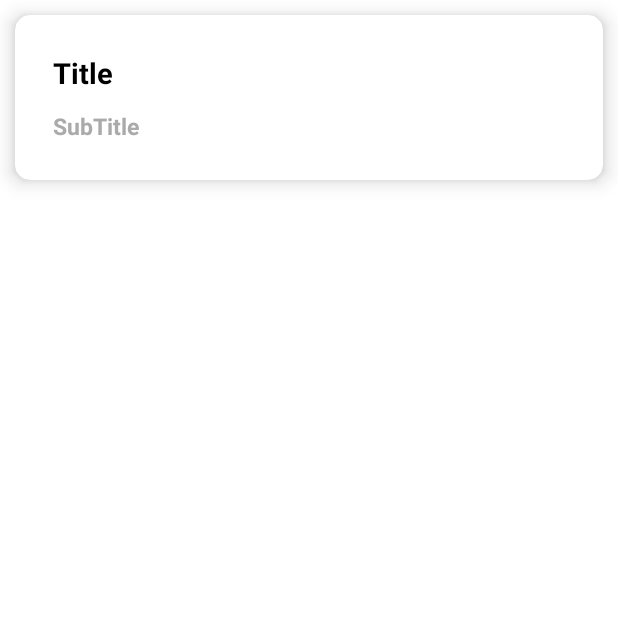
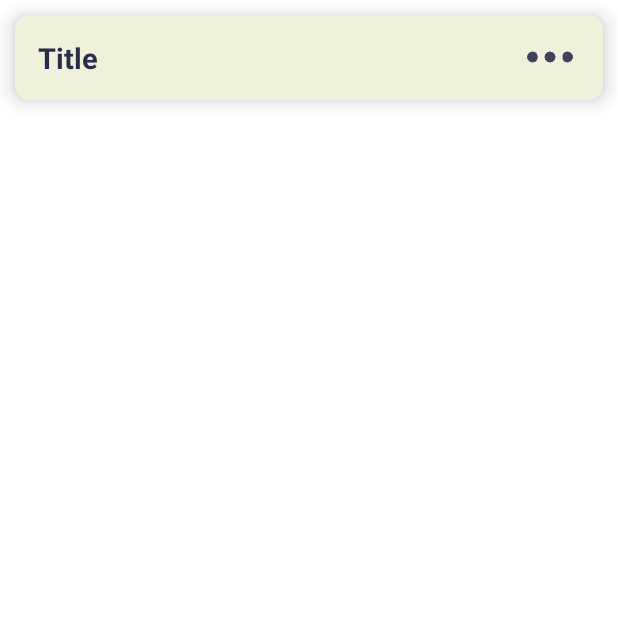
Before and after one commit to Lyamir/Moodegy, an Android app: the ActivitiesItemActivity screen opened directly, with no data from a screen before it, on a phone screen of 412 x 824 dp, the top half of it. Run offline under Robolectric (Android 15) with nearby library versions, the phone set to English and light mode, and no system bars.

Commit message:
Updated Add Activities XMLs

```diff
--- a/app/src/main/res/layout/activities_item.xml
+++ b/app/src/main/res/layout/activities_item.xml
@@ -6,47 +6,32 @@
     app:cardCornerRadius="10dp"
     app:cardElevation="8dp"
     app:cardMaxElevation="5dp"
-    android:layout_margin="10dp"
-    android:background="#ffeaa4">
+    android:layout_margin="10dp">
 
     <LinearLayout
-        android:orientation="horizontal"
         android:layout_width="match_parent"
-        android:layout_height="wrap_content">
+        android:layout_height="wrap_content"
+        android:background="#EFF1DB"
+        android:orientation="horizontal">
 
-        <LinearLayout
-            android:layout_weight="1"
-            android:orientation="vertical"
+        <TextView
+            android:id="@+id/activityname_textview"
+            android:layout_width="wrap_content"
+            android:layout_height="wrap_content"
             android:layout_margin="15dp"
-            android:padding="4dp"
-            android:layout_width="wrap_content"
-            android:layout_height="wrap_content">
-            <TextView
-                android:id="@+id/mTitle"
-                android:text="Title"
-                android:textColor="@color/black"
-                android:textSize="19sp"
-                android:textStyle="bold"
-                android:layout_margin="6dp"
-                android:layout_width="match_parent"
-                android:layout_height="wrap_content"/>
-            <TextView
-                android:id="@+id/mSubTitle"
-                android:text="SubTitle"
-                android:textColor="@android:color/darker_gray"
-                android:textSize="15sp"
-                android:textStyle="bold"
-                android:layout_margin="6dp"
-                android:layout_width="match_parent"
-                android:layout_height="wrap_content"/>
-        </LinearLayout>
+            android:text="Title"
+            android:textColor="#D703082B"
+            android:textSize="19sp"
+            android:textStyle="bold"/>
+
         <ImageView
-            android:id="@+id/mMenus"
-            android:src="@drawable/more"
-            android:layout_gravity="center"
-            android:layout_margin="10dp"
+            android:id="@+id/more_image"
             android:layout_width="40dp"
-            android:layout_height="40dp"/>
+            android:layout_height="40dp"
+            android:layout_marginTop="8dp"
+            android:layout_marginRight="10dp"
+            android:layout_marginLeft="266dp"
+            android:src="@drawable/more" />
     </LinearLayout>
 
 </androidx.cardview.widget.CardView>
```
Also changed, not shown: app/src/main/res/drawable/more.png.
